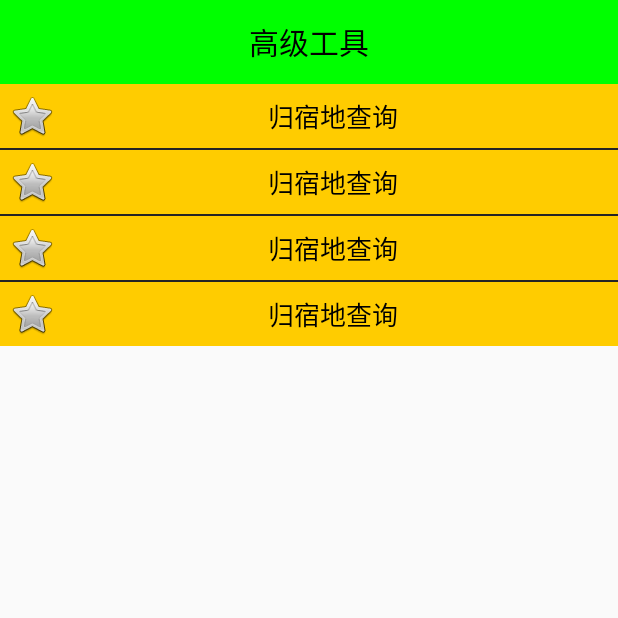
After one commit to benliben/SAFE, an Android app: the AToolActivity screen opened directly, with no data from a screen before it, on a phone screen of 412 x 824 dp, the top half of it. The commit adds this screen. Run offline under Robolectric (Android 15) with nearby library versions, the phone set to English and light mode, and no system bars; our stand-ins replace ButterKnife.

Commit message:
高级设置的开始制作

```diff
--- a/app/src/main/AndroidManifest.xml
+++ b/app/src/main/AndroidManifest.xml
@@ -45,6 +45,9 @@
         <activity android:name=".ui.activity.SetUp4Activity"></activity>
         <activity android:name=".ui.activity.ContactListActivity"></activity>
 
+        <!--高级功能设置-->
+        <activity android:name=".ui.activity.AToolActivity"></activity>
+        <activity android:name=".ui.activity.QueryAddressActivity"></activity>
 
         <!--广播-->
         <receiver android:name=".receiver.BootReceiver">
--- /dev/null
+++ b/app/src/main/java/com/android/benben/safe/ui/activity/AToolActivity.java
@@ -0,0 +1,39 @@
+package com.android.benben.safe.ui.activity;
+
+import android.content.Intent;
+import android.os.Bundle;
+import android.support.annotation.Nullable;
+import android.util.Log;
+import android.view.View;
+import android.widget.TextView;
+
+import com.android.benben.safe.R;
+
+import butterknife.ButterKnife;
+import butterknife.InjectView;
+import butterknife.OnClick;
+
+/**
+ * Created by LiYuanxiong on 2016/8/11 16:06.
+ * Desribe:
+ */
+public class AToolActivity extends BaseActivity {
+    private static final String TAG = "AToolActivity";
+    @InjectView(R.id.tv_query_phone_address)
+    TextView mQueryPhoneAddress;
+
+    @Override
+    protected void onCreate(@Nullable Bundle savedInstanceState) {
+        super.onCreate(savedInstanceState);
+        setContentView(R.layout.a_atool);
+        ButterKnife.inject(this);
+    }
+
+
+
+
+    @OnClick(R.id.tv_query_phone_address)
+    public void onClick() {
+        startActivity(new Intent(this, QueryAddressActivity.class));
+    }
+}
--- a/app/src/main/java/com/android/benben/safe/ui/activity/BaseActivity.java
+++ b/app/src/main/java/com/android/benben/safe/ui/activity/BaseActivity.java
@@ -16,4 +16,7 @@ public class BaseActivity extends Activity {
         super.onCreate(savedInstanceState);
         Log.i("BaseActivity", "当前所在的页面为"+getClass().getCanonicalName());
     }
+
+
+
 }
--- a/app/src/main/java/com/android/benben/safe/ui/activity/BaseSetupActivity.java
+++ b/app/src/main/java/com/android/benben/safe/ui/activity/BaseSetupActivity.java
@@ -7,7 +7,7 @@ import android.view.GestureDetector;
 import android.view.MotionEvent;
 import android.view.View;
 
-import com.android.benben.safe.R;
+
 
 /**
  * Created by LiYuanxiong on 2016/8/10 10:06.
--- a/app/src/main/java/com/android/benben/safe/ui/activity/HomeActivity.java
+++ b/app/src/main/java/com/android/benben/safe/ui/activity/HomeActivity.java
@@ -79,8 +79,10 @@ public class HomeActivity extends AppCompatActivity {
                     case 5:
                         break;
                     case 6:
+
                         break;
                     case 7:
+                        startActivity(new Intent(getApplicationContext(), AToolActivity.class));
                         break;
                     case 8:
                         startActivity(new Intent(getApplicationContext(), SettingActivity.class));
--- /dev/null
+++ b/app/src/main/res/drawable/selector_atool_item_bg.xml
@@ -0,0 +1,6 @@
+<?xml version="1.0" encoding="utf-8"?>
+<selector xmlns:android="http://schemas.android.com/apk/res/android">
+    <item android:state_pressed="true" android:drawable="@color/gray"/>
+    <item  android:drawable="@color/pink"/>
+
+</selector>
--- /dev/null
+++ b/app/src/main/res/layout/a_atool.xml
@@ -0,0 +1,76 @@
+<?xml version="1.0" encoding="utf-8"?>
+<LinearLayout xmlns:android="http://schemas.android.com/apk/res/android"
+    android:layout_width="match_parent"
+    android:layout_height="match_parent"
+    android:orientation="vertical">
+
+    <TextView
+        style="@style/TitleStyle"
+        android:text="高级工具" />
+
+    <TextView
+        android:layout_width="match_parent"
+        android:layout_height="wrap_content"
+        android:background="@drawable/selector_atool_item_bg"
+        android:drawableLeft="@android:drawable/btn_star"
+        android:gravity="center"
+        android:id="@+id/tv_query_phone_address"
+        android:onClick="tv_query_phone_address"
+        android:padding="5dp"
+        android:text="归宿地查询"
+        android:textColor="#000"
+        android:textSize="17sp" />
+
+    <View
+        android:layout_width="match_parent"
+        android:layout_height="1dp"
+        android:background="#242424" />
+
+    <TextView
+        android:layout_width="match_parent"
+        android:layout_height="wrap_content"
+        android:background="@drawable/selector_atool_item_bg"
+        android:drawableLeft="@android:drawable/btn_star"
+        android:gravity="center"
+        android:onClick=""
+        android:padding="5dp"
+        android:text="归宿地查询"
+        android:textColor="#000"
+        android:textSize="17sp" />
+
+    <View
+        android:layout_width="match_parent"
+        android:layout_height="1dp"
+        android:background="#242424" />
+
+    <TextView
+        android:layout_width="match_parent"
+        android:layout_height="wrap_content"
+        android:background="@drawable/selector_atool_item_bg"
+        android:drawableLeft="@android:drawable/btn_star"
+        android:gravity="center"
+        android:onClick=""
+        android:padding="5dp"
+        android:text="归宿地查询"
+        android:textColor="#000"
+        android:textSize="17sp" />
+
+    <View
+        android:layout_width="match_parent"
+        android:layout_height="1dp"
+        android:background="#242424" />
+
+    <TextView
+        android:layout_width="match_parent"
+        android:layout_height="wrap_content"
+        android:background="@drawable/selector_atool_item_bg"
+        android:drawableLeft="@android:drawable/btn_star"
+        android:gravity="center"
+        android:onClick=""
+        android:padding="5dp"
+        android:text="归宿地查询"
+        android:textColor="#000"
+        android:textSize="17sp" />
+
+
+</LinearLayout>
--- a/app/src/main/res/values/colors.xml
+++ b/app/src/main/res/values/colors.xml
@@ -3,4 +3,9 @@
     <color name="colorPrimary">#3F51B5</color>
     <color name="colorPrimaryDark">#303F9F</color>
     <color name="colorAccent">#FF4081</color>
+
+    <color name="pink">#fc0</color>
+    <color name="gray">#242424</color>
+
+
 </resources>
```
Also changed, not shown: app/src/main/java/com/android/benben/safe/engine/AddressDao.java (added, +31 -0 lines), app/src/main/java/com/android/benben/safe/ui/activity/QueryAddressActivity.java (added, +18 -0 lines), app/src/main/java/com/android/benben/safe/ui/activity/SplashActivity.java (+53 -0 lines), app/src/main/res/layout/a_query_address.xml (added, +30 -0 lines), 1 other file.
